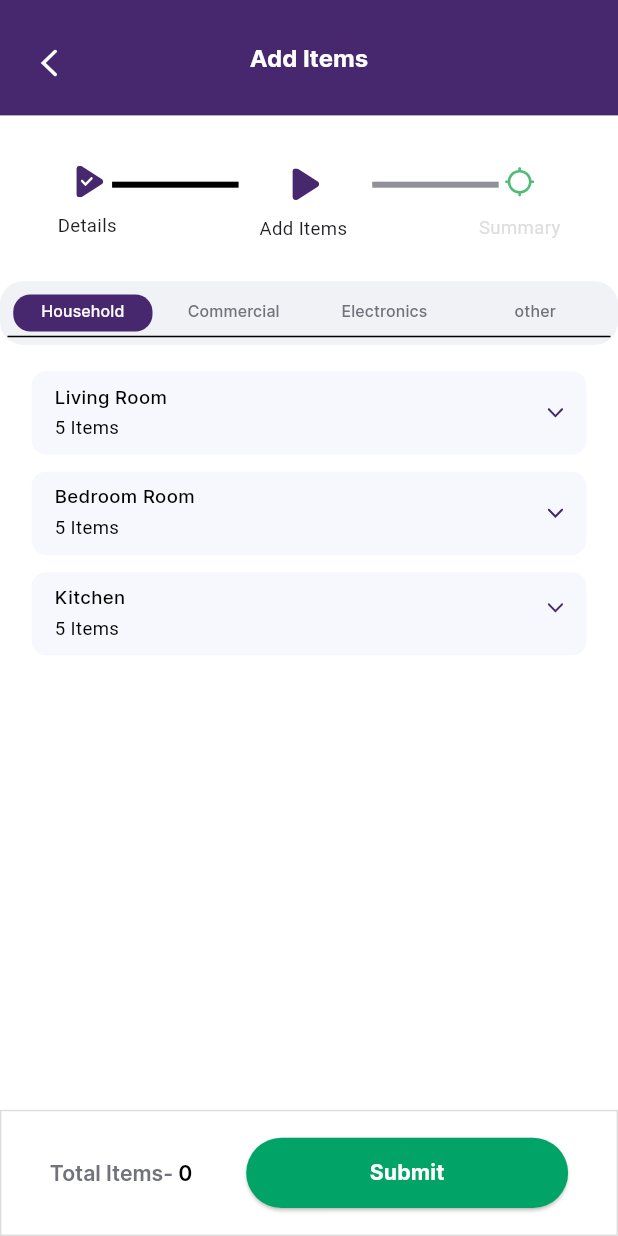
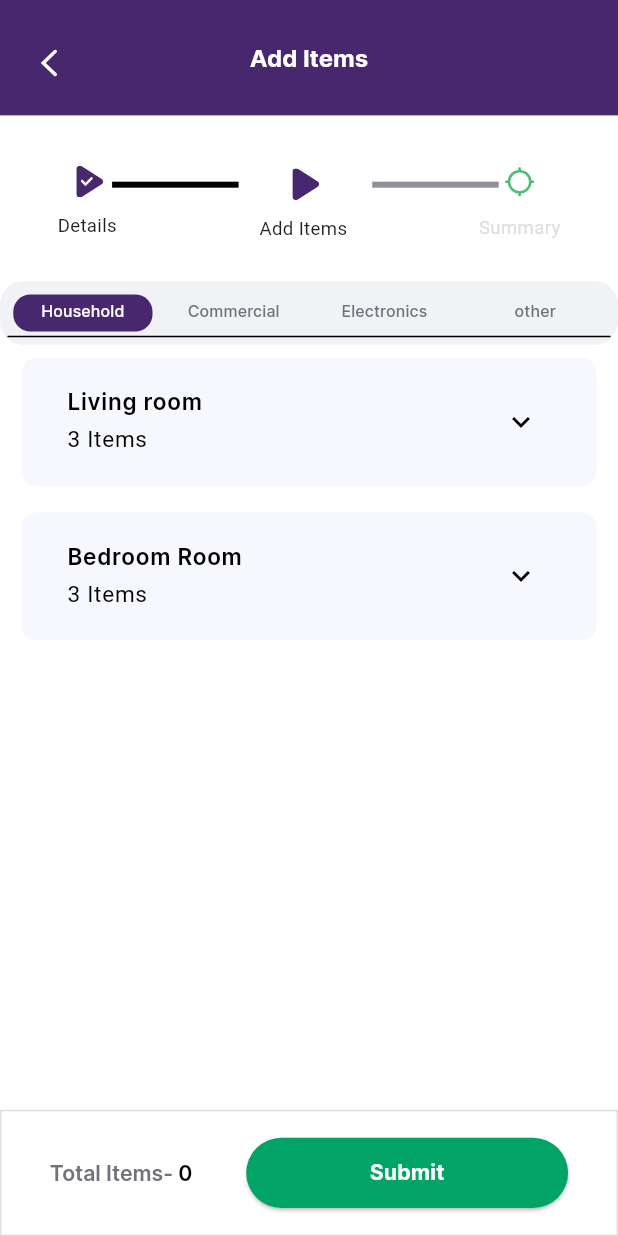
Before and after one commit to rajdeep603/movemint_user, a Flutter app: the PackerAdditemsScreen screen opened by its route, on a phone screen of 412 x 824 dp. Run offline on Flutter 3.47's test engine with Material 3 defaults, Android fonts, the light colour scheme and no system bars; our stand-ins replace cached_network_image, connectivity_plus, dio, firebase_auth, firebase_core, flutter_dotenv and 11 more; missing offline and left inert: another_stepper, country_pickers; accounts and stored records are empty.

Commit message:
create order

```diff
--- a/lib/domain/models/create_order_request_model.dart
+++ b/lib/domain/models/create_order_request_model.dart
@@ -43,13 +43,15 @@ class ProductDetailModel {
   ProductDetailModel({
     required this.name,
     required this.items,
+    this.doesItemsHaveQty=false,
   });
 
   String name;
   List<ItemModel> items;
+  bool doesItemsHaveQty;
 
   factory ProductDetailModel.fromMap(Map<String, dynamic> json) => ProductDetailModel(
-        name: json['name'],
+        name: json['name']??'',
         items: json['items'] == null
             ? <ItemModel>[]
             : List<ItemModel>.from(json['items']!.map((x) => ItemModel.fromMap(x))),
--- a/lib/domain/providers/create_order_provider.dart
+++ b/lib/domain/providers/create_order_provider.dart
@@ -22,20 +22,18 @@ class CreateOrderProvider extends ChangeNotifier {
 
   Future<bool> createOrder() async {
     try {
-      final data = [
-        ProductDetailModel(
-          items: [ItemModel(name: 'chair', qty: 4)],
-          name: "Living Room",
-        )
-      ];
-
+      List<ProductDetailModel> productList =
+          List<ProductDetailModel>.from(productDetail);
+      productList.removeWhere((element) => element.doesItemsHaveQty == false);
+      productList.forEach((element) {
+        element.items.removeWhere((element) => element.qty == 0);
+      });
       final CreateOrderModel createOrderModel = CreateOrderModel(
           datetime: selectedDate,
           from: pickUpLocationController.text,
           to: dropLocationController.text,
           city: searchCityController.text,
-          // productDetail: productDetail,
-          productDetail: data,
+          productDetail: productDetail,
           totalPrice: '100');
       final CustomResponse customResponse =
           await ApiServices().createOrder(createOrderModel);
@@ -53,7 +51,7 @@ class CreateOrderProvider extends ChangeNotifier {
     }
   }
 
-void disposeValues(){
+  void disposeValues() {
     selectedDate = DateTime.now();
     pickUpLocationController.clear();
     dropLocationController.clear();
--- a/lib/presentation/onboarding_screen_three_screen/onboarding_screen_three_screen.dart
+++ b/lib/presentation/onboarding_screen_three_screen/onboarding_screen_three_screen.dart
@@ -122,10 +122,7 @@ class OnboardingScreenThreeScreenState
           SizedBox(height: 48.v),
           CustomElevatedButton(
             onPressed: () {
-              Navigator.push(
-                  context,
-                  MaterialPageRoute(
-                      builder: (BuildContext context) => LoginScreen()));
+              NavigatorService.pushNamed(AppRoutes.loginScreen);
             },
             text: "lbl_next".tr,
           ),
--- a/lib/presentation/onboarding_screen_two_screen/provider/onboarding_screen_two_provider.dart
+++ b/lib/presentation/onboarding_screen_two_screen/provider/onboarding_screen_two_provider.dart
@@ -3,6 +3,7 @@ import '../../../core/app_export.dart';
 import '../models/onboarding_screen_two_model.dart';
 
 class OnboardingScreenTwoProvider extends ChangeNotifier {
+
   void onNextClickEvent() {
     NavigatorService.pushNamed(AppRoutes.onboardingScreenThreeScreen);
   }
--- a/lib/presentation/packer_additems_one_page/packer_additems_one_page.dart
+++ b/lib/presentation/packer_additems_one_page/packer_additems_one_page.dart
@@ -1,5 +1,9 @@
 import '../../core/app_export.dart';
+import '../../domain/models/create_order_request_model.dart';
+import '../../domain/providers/create_order_provider.dart';
 import '../../widgets/custom_elevated_button.dart';
+import '../../widgets/custom_icon.dart';
+import '../packer_additems_two_tab_container_screen/provider/packer_additems_two_tab_container_provider.dart';
 import '../packer_summary_one_screen/packer_summary_one_screen.dart';
 import '../packer_summary_one_screen/summary_one_screen.dart';
 import '../packer_summary_two_screen/packer_summary_two_screen.dart';
@@ -9,18 +13,13 @@ import 'provider/packer_additems_one_provider.dart';
 
 // ignore_for_file: must_be_immutable
 class PackerAdditemsOnePage extends StatefulWidget {
-  const PackerAdditemsOnePage({Key? key})
-      : super(
-          key: key,
-        );
+  const PackerAdditemsOnePage({super.key});
 
   @override
   PackerAdditemsOnePageState createState() => PackerAdditemsOnePageState();
+
   static Widget builder(BuildContext context) {
-    return ChangeNotifierProvider(
-      create: (context) => PackerAdditemsOneProvider(),
-      child: PackerAdditemsOnePage(),
-    );
+    return PackerAdditemsOnePage();
   }
 }
 
@@ -28,73 +27,120 @@ class PackerAdditemsOnePageState extends State<PackerAdditemsOnePage>
     with AutomaticKeepAliveClientMixin<PackerAdditemsOnePage> {
   @override
   bool get wantKeepAlive => true;
+
   @override
   void initState() {
     super.initState();
   }
 
+  late PackerAddItemsProvider provider;
+  late CreateOrderProvider createOrderProvider;
+
   @override
   Widget build(BuildContext context) {
+    provider = Provider.of<PackerAddItemsProvider>(context);
+    createOrderProvider = Provider.of<CreateOrderProvider>(context);
     return SafeArea(
       child: Scaffold(
-        body: SizedBox(
-          width: SizeUtils.width,
-          child: SingleChildScrollView(
-            child: Column(
+        body: Column(
           children: [
-                SizedBox(height: 20.v),
-                Column(
-                  children: [
-                    _buildHorizontalCard(context),
-                    SizedBox(height: 13.v),
-                    _buildHorizontalCard1(context),
-                    SizedBox(height: 13.v),
-                    _buildHorizontalCard2(context),
+            _listWidget(),
           ],
-                ),
-              ],
-            ),
-          ),
         ),
       ),
     );
   }
 
+  Widget _listWidget() {
+    return Expanded(
+        child: ListView.builder(
+            itemCount:createOrderProvider.productDetail.length,
+            itemBuilder: (BuildContext context, int index) {
+              final ProductDetailModel data =createOrderProvider.productDetail[index];
+              return _buildHorizontalCard(data);
+            }));
+  }
+
   /// Section Widget
-  Widget _buildHorizontalCard(BuildContext context) {
+  Widget _buildHorizontalCard(ProductDetailModel data) {
     return Container(
-      margin: EdgeInsets.symmetric(horizontal: 22.h),
-      padding: EdgeInsets.symmetric(
-        horizontal: 16.h,
-        vertical: 10.v,
-      ),
+      margin: EdgeInsets.symmetric(horizontal: 15.h, vertical: 10.v),
+      padding: EdgeInsets.symmetric(horizontal: 15.h, vertical: 10.v),
       decoration: AppDecoration.fillGray5001.copyWith(
         borderRadius: BorderRadiusStyle.roundedBorder10,
       ),
-      child: Row(
+      child: ExpansionTile(
+        title: Row(
           mainAxisAlignment: MainAxisAlignment.spaceBetween,
           children: [
-          Column(
+            Padding(
+              padding: EdgeInsets.only(bottom: 1.v),
+              child: Column(
                 crossAxisAlignment: CrossAxisAlignment.start,
                 children: [
-              Text(
-                "lbl_living_room".tr,
-                style: theme.textTheme.titleSmall,
+                  Text(data.name, style: CustomTextStyles.titleMediumBlack900),
+                  SizedBox(height: 3.v),
+                  Text('${data.items.length} Items',
+                      style: theme.textTheme.bodySmall),
+                ],
               ),
-              SizedBox(height: 2.v),
-              Text(
-                "lbl_5_items".tr,
-                style: theme.textTheme.bodySmall,
             ),
           ],
         ),
-          CustomImageView(
-            imagePath: ImageConstant.imgArrowRightPurple900,
-            height: 12.adaptSize,
-            width: 12.adaptSize,
-            margin: EdgeInsets.symmetric(vertical: 11.v),
+        children: List.generate(data.items.length, (int index) {
+          final ItemModel item = data.items[index];
+          return ListTile(
+            title: Text(item.name, style: CustomTextStyles.titleMediumBlack900),
+            trailing: Row(
+              mainAxisSize: MainAxisSize.min,
+              children: <Widget>[
+                InkWell(
+                  onTap: () {
+                    if (item.qty != 0) {
+                      item.qty = item.qty - 1;
+                      if (data.items
+                          .any((ItemModel element) => element.qty != 0)) {
+                        data.doesItemsHaveQty = true;
+                      } else {
+                        data.doesItemsHaveQty = false;
+                      }
+                      createOrderProvider.notifyListeners();
+                    }
+                  },
+                  child: Container(
+                      decoration: BoxDecoration(
+                          color: appTheme.whiteA700, shape: BoxShape.circle),
+                      child: CustomIcon(
+                        Icons.remove,
+                        color: item.qty == 0
+                            ? appTheme.gray400
+                            : appTheme.green400,
+                      )),
+                ),
+                SizedBox(width: 10.h),
+                Text(
+                  item.qty.toString(),
+                  style: CustomTextStyles.titleMediumBlack900,
+                ),
+                SizedBox(width: 10.h),
+                InkWell(
+                  onTap: () {
+                    item.qty = item.qty + 1;
+                    data.doesItemsHaveQty = true;
+                    createOrderProvider.notifyListeners();
+                  },
+                  child: Container(
+                      decoration: BoxDecoration(
+                          color: appTheme.whiteA700, shape: BoxShape.circle),
+                      child: CustomIcon(
+                        Icons.add,
+                        color: appTheme.green400,
+                      )),
                 ),
               ],
+            ),
+          );
+        }),
       ),
     );
   }
--- a/lib/presentation/packer_additems_two_tab_container_screen/packer_additems_two_tab_container_screen.dart
+++ b/lib/presentation/packer_additems_two_tab_container_screen/packer_additems_two_tab_container_screen.dart
@@ -1,4 +1,6 @@
 import '../../core/app_export.dart';
+import '../../domain/models/create_order_request_model.dart';
+import '../../domain/providers/create_order_provider.dart';
 import '../../widgets/app_bar/appbar_leading_image.dart';
 import '../../widgets/app_bar/appbar_title.dart';
 import '../../widgets/app_bar/custom_app_bar.dart';
@@ -15,8 +17,8 @@ class PackerAdditemsScreen extends StatefulWidget {
   PackerAdditemsScreenState createState() => PackerAdditemsScreenState();
 
   static Widget builder(BuildContext context) {
-    return ChangeNotifierProvider<PackerAdditemsProvider>(
-      create: (context) => PackerAdditemsProvider(),
+    return ChangeNotifierProvider<PackerAddItemsProvider>(
+      create: (context) => PackerAddItemsProvider(context),
       child: PackerAdditemsScreen(),
     );
   }
@@ -32,12 +34,18 @@ class PackerAdditemsScreenState extends State<PackerAdditemsScreen>
     tabviewController = TabController(length: 4, vsync: this);
   }
 
-  late PackerAdditemsProvider provider;
+  late PackerAddItemsProvider provider;
 
   @override
   Widget build(BuildContext context) {
-    provider = Provider.of<PackerAdditemsProvider>(context);
-    return SafeArea(
+    provider = Provider.of<PackerAddItemsProvider>(context);
+    return PopScope(
+      onPopInvoked: (bool? value) {
+        if (value == true) {
+          context.read<CreateOrderProvider>().disposeValues();
+        }
+      },
+      child: SafeArea(
         child: Scaffold(
           appBar: _buildAppBar(context),
           body: SizedBox(
@@ -87,8 +95,8 @@ class PackerAdditemsScreenState extends State<PackerAdditemsScreen>
                                 SizedBox(height: 11.v),
                                 Text(
                                   'lbl_details'.tr,
-                                style:
-                                    CustomTextStyles.labelLargePrimaryContainer,
+                                  style: CustomTextStyles
+                                      .labelLargePrimaryContainer,
                                 ),
                               ],
                             ),
@@ -115,8 +123,8 @@ class PackerAdditemsScreenState extends State<PackerAdditemsScreen>
                                 SizedBox(height: 12.v),
                                 Text(
                                   'lbl_add_items'.tr,
-                                style:
-                                    CustomTextStyles.labelLargePrimaryContainer,
+                                  style: CustomTextStyles
+                                      .labelLargePrimaryContainer,
                                 ),
                               ],
                             ),
@@ -183,9 +191,12 @@ class PackerAdditemsScreenState extends State<PackerAdditemsScreen>
                       controller: tabviewController,
                       children: [
                         PackerAdditemsOnePage.builder(context),
-                      PackerAdditemsOnePage.builder(context),
-                      PackerAdditemsOnePage.builder(context),
-                      PackerAdditemsOnePage.builder(context),
+                        Center(child: Text('No Data Available')),
+                        Center(child: Text('No Data Available')),
+                        Center(child: Text('No Data Available')),
+                        // PackerAdditemsOnePage.builder(context),
+                        // PackerAdditemsOnePage.builder(context),
+                        // PackerAdditemsOnePage.builder(context),
                       ],
                     ),
                   ),
@@ -195,11 +206,27 @@ class PackerAdditemsScreenState extends State<PackerAdditemsScreen>
           ),
           bottomNavigationBar: _buildActionBottom2(context),
         ),
+      ),
     );
+  }
+
+  int calculateTotalQty(List<ProductDetailModel> list) {
+    int totalQty = 0;
+
+    for (var product in list) {
+      if (product.doesItemsHaveQty) {
+        for (var item in product.items) {
+          totalQty += item.qty;
+        }
+      }
+    }
+
+    return totalQty;
   }
 
   /// Section Widget
   Widget _buildActionBottom2(BuildContext context) {
+    CreateOrderProvider createOrderProvider = Provider.of(context);
     return Container(
       decoration: AppDecoration.outlineGray300,
       padding: EdgeInsets.symmetric(horizontal: 15.h, vertical: 20.v),
@@ -214,7 +241,8 @@ class PackerAdditemsScreenState extends State<PackerAdditemsScreen>
                   style: CustomTextStyles.titleMediumInterff71727a,
                 ),
                 TextSpan(
-                  text: "lbl_0".tr,
+                  text: calculateTotalQty(createOrderProvider.productDetail)
+                      .toString(),
                   style: CustomTextStyles.titleMediumInterff000000,
                 ),
               ],
--- a/lib/presentation/packer_additems_two_tab_container_screen/provider/packer_additems_two_tab_container_provider.dart
+++ b/lib/presentation/packer_additems_two_tab_container_screen/provider/packer_additems_two_tab_container_provider.dart
@@ -1,3 +1,4 @@
+import 'package:flutter/cupertino.dart';
 import 'package:flutter/material.dart';
 import '../../../core/app_export.dart';
 import '../../../core/utils/toast_helper.dart';
@@ -6,18 +7,22 @@ import '../../../domain/providers/create_order_provider.dart';
 import '../../../domain/services/common_api_call.dart';
 import '../models/packer_additems_two_tab_container_model.dart';
 
-class PackerAdditemsProvider extends ChangeNotifier {
-  PackerAdditemsTwoTabContainerModel packerAdditemsTwoTabContainerModelObj =
-      PackerAdditemsTwoTabContainerModel();
+class PackerAddItemsProvider extends ChangeNotifier {
+  PackerAddItemsProvider(this.screenContext) {
+    screenContext.read<CreateOrderProvider>().productDetail = List.from(list);
+  }
+  BuildContext screenContext;
 
-  List<ProductDetailModel> productListModel = <ProductDetailModel>[];
+  // List<ProductDetailModel> productListModel = <ProductDetailModel>[];
   bool isLoading = false;
 
   Future<void> onNextClickEvent(BuildContext context) async {
+    if (screenContext.read<CreateOrderProvider>().productDetail.any((ProductDetailModel element) => element.doesItemsHaveQty)) {
       try {
         isLoading = true;
         notifyListeners();
-      final bool value = await context.read<CreateOrderProvider>().createOrder();
+        final bool value =
+            await context.read<CreateOrderProvider>().createOrder();
         if (value) {
           context.read<CreateOrderProvider>().disposeValues();
           NavigatorService.pushNamedAndRemoveUntil(AppRoutes.dashboard);
@@ -26,13 +31,30 @@ class PackerAdditemsProvider extends ChangeNotifier {
         ToastHelper.somethingWentWrong();
         Logger.logError(e);
       } finally {
-      isLoading = true;
+        isLoading = false;
         notifyListeners();
+      }
+    } else {
+      ToastHelper.showToast('No Items to order');
+    }
   }
 }
 
-  @override
-  void dispose() {
-    super.dispose();
-  }
-}
+List<ProductDetailModel> list = <ProductDetailModel>[
+  ProductDetailModel(
+      name: 'Living room',
+      items: [
+        ItemModel(name: 'Chair', qty: 0),
+        ItemModel(name: 'Table', qty: 0),
+        ItemModel(name: 'Sofa', qty: 0),
+      ],
+      doesItemsHaveQty: false),
+  ProductDetailModel(
+      name: 'Bedroom Room',
+      items: [
+        ItemModel(name: 'Chair', qty: 0),
+        ItemModel(name: 'Table', qty: 0),
+        ItemModel(name: 'Sofa', qty: 0),
+      ],
+      doesItemsHaveQty: false),
+];
--- a/lib/presentation/register_screen/provider/register_provider.dart
+++ b/lib/presentation/register_screen/provider/register_provider.dart
@@ -33,6 +33,14 @@ class RegisterProvider extends ChangeNotifier {
 
   Future<void> onSubmitButtonClicked() async {
     if (formKey.currentState?.validate() ?? false) {
+      if(firstNameController.text.isEmpty || lastNameController.text.trim().isEmpty || emailController.text.trim().isEmpty || passwordController.text.trim().isEmpty || confirmPasswordController.text.trim().isEmpty){
+        ToastHelper.showToast("All fields are required");
+        return;
+      }
+      if(passwordController.text.trim() != confirmPasswordController.text.trim()){
+        ToastHelper.showToast("Password does not match");
+        return;
+      }
       _registerUser();
     }
   }
--- a/lib/presentation/wellcome_screen/wellcome_screen.dart
+++ b/lib/presentation/wellcome_screen/wellcome_screen.dart
@@ -21,8 +21,8 @@ class WellcomeScreenState extends State<WellcomeScreen> {
   void initState() {
     super.initState();
     Future.delayed(const Duration(milliseconds: 3000), () {
-      Logger.log("LocalStorage.getMobileNo() == null ||${LocalStorage.getMobileNo() == null }");
-      Logger.log("LocalStorage.getToken() == null ||${LocalStorage.getToken() == null }");
+      Logger.log('LocalStorage.getMobileNo() == null ||${LocalStorage.getMobileNo() == null }');
+      Logger.log('LocalStorage.getToken() == null ||${LocalStorage.getToken() == null }');
       if (LocalStorage.getMobileNo() == null ||
           LocalStorage.getToken() == null) {
         NavigatorService.popAndPushNamed(AppRoutes.onboardingScreenOneScreen);
--- a/lib/routes/app_routes.dart
+++ b/lib/routes/app_routes.dart
@@ -5,6 +5,7 @@ import '../core/utils/logger.dart';
 import '../presentation/app_navigation_screen/app_navigation_screen.dart';
 import '../presentation/login_screen/login_screen.dart';
 import '../presentation/onboarding_screen_one_screen/onboarding_screen_one_screen.dart';
+import '../presentation/onboarding_screen_three_screen/onboarding_screen_three_screen.dart';
 import '../presentation/onboarding_screen_two_screen/onboarding_screen_two_screen.dart';
 import '../presentation/otp_verification_screen/otp_verification_screen.dart';
 import '../presentation/packer_additems_two_tab_container_screen/packer_additems_two_tab_container_screen.dart';
@@ -80,14 +81,14 @@ class AppRoutes {
         wellcomeScreen: WellcomeScreen.builder,
         onboardingScreenOneScreen: OnboardingScreenOneScreen.builder,
         onboardingScreenTwoScreen: OnboardingScreenTwoScreen.builder,
+        onboardingScreenThreeScreen: OnboardingScreenThreeScreen.builder,
         loginScreen: LoginScreen.builder,
         otpVerificationScreen: OtpVerificationScreen.builder,
         registerScreen: RegisterScreen.builder,
         packerHomePage: PackerHomePage.builder,
         dashboard: DashBoard.builder,
         packerLocationSetScreen: PackerLocationSetScreen.builder,
-        packerAdditemsScreen:
-            PackerAdditemsScreen.builder,
+        packerAdditemsScreen: PackerAdditemsScreen.builder,
         packerDetailsDateTimeScreen: PackerDetailsDateTimeScreen.builder,
         appNavigationScreen: AppNavigationScreen.builder,
       };
```
Also changed, not shown: 1 other file. Lines whose indentation alone changed are shown as unchanged.
